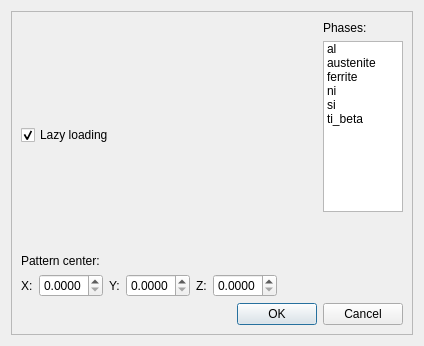
Old version of the form ui/hi_setup.ui in the repository EBSP-Indexer/EBSP-Indexer.
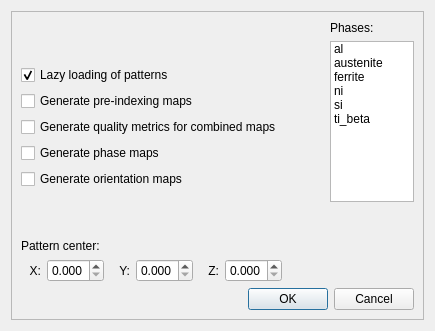
New version of the form.

Commit message: Options for generating maps for HI, changes to ui

The edit to the form file:
```diff
--- a/ui/hi_setup.ui
+++ b/ui/hi_setup.ui
@@ -6,8 +6,8 @@
    <rect>
     <x>0</x>
     <y>0</y>
-    <width>424</width>
-    <height>346</height>
+    <width>435</width>
+    <height>331</height>
    </rect>
   </property>
   <property name="windowTitle">
@@ -46,7 +46,7 @@
              <enum>Qt::LeftToRight</enum>
             </property>
             <property name="text">
-             <string>Lazy loading</string>
+             <string>Lazy loading of patterns</string>
             </property>
             <property name="checked">
              <bool>true</bool>
@@ -56,6 +56,34 @@
             </property>
            </widget>
           </item>
+          <item>
+           <widget class="QCheckBox" name="checkBoxPre">
+            <property name="text">
+             <string>Generate pre-indexing maps</string>
+            </property>
+           </widget>
+          </item>
+          <item>
+           <widget class="QCheckBox" name="checkBoxQuality">
+            <property name="text">
+             <string>Generate quality metrics for combined maps</string>
+            </property>
+           </widget>
+          </item>
+          <item>
+           <widget class="QCheckBox" name="checkBoxPhase">
+            <property name="text">
+             <string>Generate phase maps</string>
+            </property>
+           </widget>
+          </item>
+          <item>
+           <widget class="QCheckBox" name="checkBoxOrientation">
+            <property name="text">
+             <string>Generate orientation maps</string>
+            </property>
+           </widget>
+          </item>
           <item>
            <spacer name="verticalSpacer_3">
             <property name="orientation">
@@ -83,15 +111,18 @@
               <property name="text">
                <string>X:</string>
               </property>
+              <property name="alignment">
+               <set>Qt::AlignRight|Qt::AlignTrailing|Qt::AlignVCenter</set>
+              </property>
              </widget>
             </item>
             <item>
-             <widget class="QDoubleSpinBox" name="patternCenterY">
+             <widget class="QDoubleSpinBox" name="patternCenterX">
               <property name="decimals">
-               <number>4</number>
+               <number>3</number>
               </property>
               <property name="maximum">
-               <double>0.999900000000000</double>
+               <double>1.000000000000000</double>
               </property>
               <property name="singleStep">
                <double>0.000100000000000</double>
@@ -100,18 +131,24 @@
             </item>
             <item>
              <widget class="QLabel" name="label_4">
+              <property name="layoutDirection">
+               <enum>Qt::LeftToRight</enum>
+              </property>
               <property name="text">
                <string>Y:</string>
               </property>
+              <property name="alignment">
+               <set>Qt::AlignRight|Qt::AlignTrailing|Qt::AlignVCenter</set>
+              </property>
              </widget>
             </item>
             <item>
-             <widget class="QDoubleSpinBox" name="patternCenterX">
+             <widget class="QDoubleSpinBox" name="patternCenterY">
               <property name="decimals">
-               <number>4</number>
+               <number>3</number>
               </property>
               <property name="maximum">
-               <double>0.999900000000000</double>
+               <double>1.000000000000000</double>
               </property>
               <property name="singleStep">
                <double>0.000100000000000</double>
@@ -123,6 +160,9 @@
               <property name="text">
                <string>Z:</string>
               </property>
+              <property name="alignment">
+               <set>Qt::AlignRight|Qt::AlignTrailing|Qt::AlignVCenter</set>
+              </property>
              </widget>
             </item>
             <item>
@@ -131,10 +171,10 @@
                <string/>
               </property>
               <property name="decimals">
-               <number>4</number>
+               <number>3</number>
               </property>
               <property name="maximum">
-               <double>0.999900000000000</double>
+               <double>1.000000000000000</double>
               </property>
               <property name="singleStep">
                <double>0.000100000000000</double>
```
Left out of the diff: 2 changed lines with no effect on the pictures. The commit also changes 3 other files.
